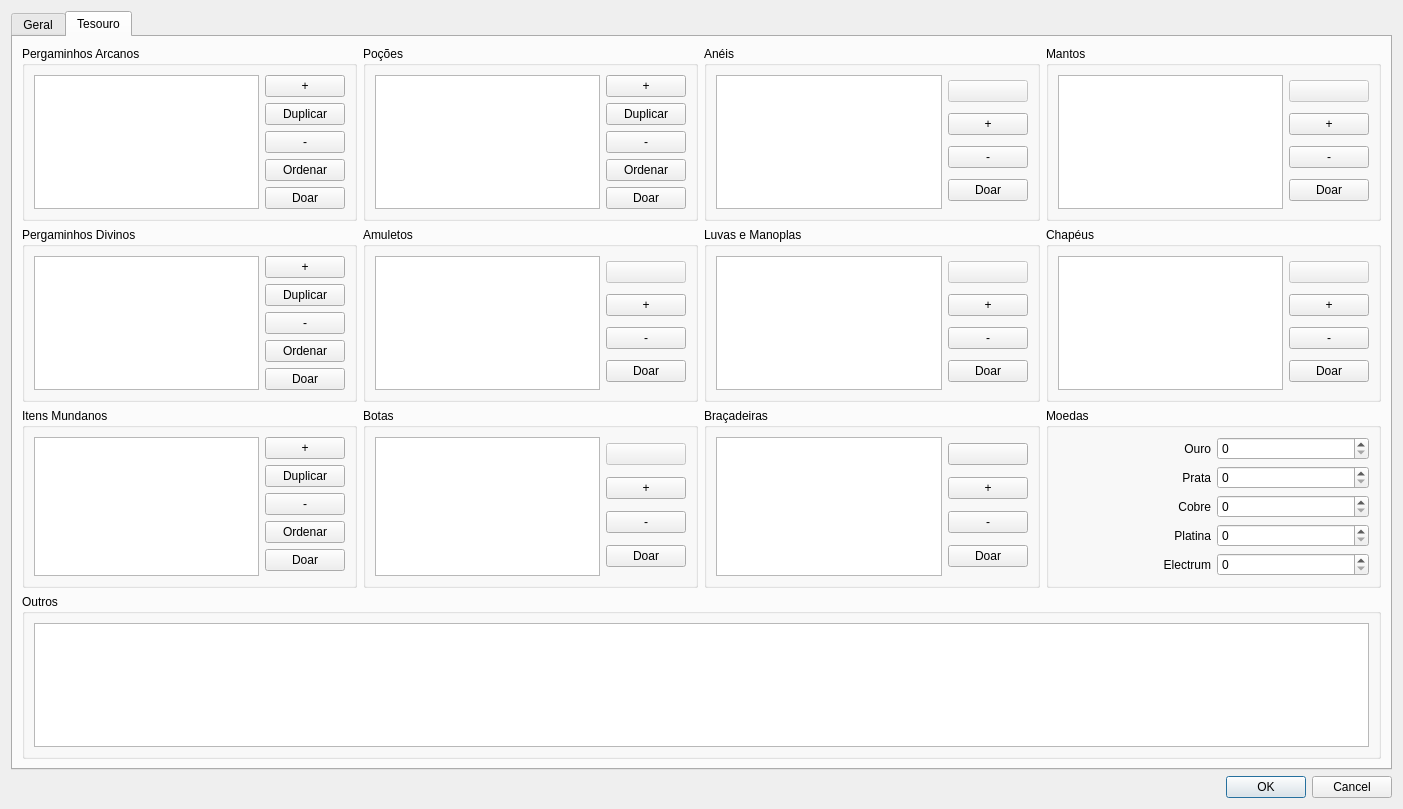
Before: the Qt Designer form ifg/qt/ui/forma.ui in matferib/tabuleiro-virtual, drawn with Qt 5.
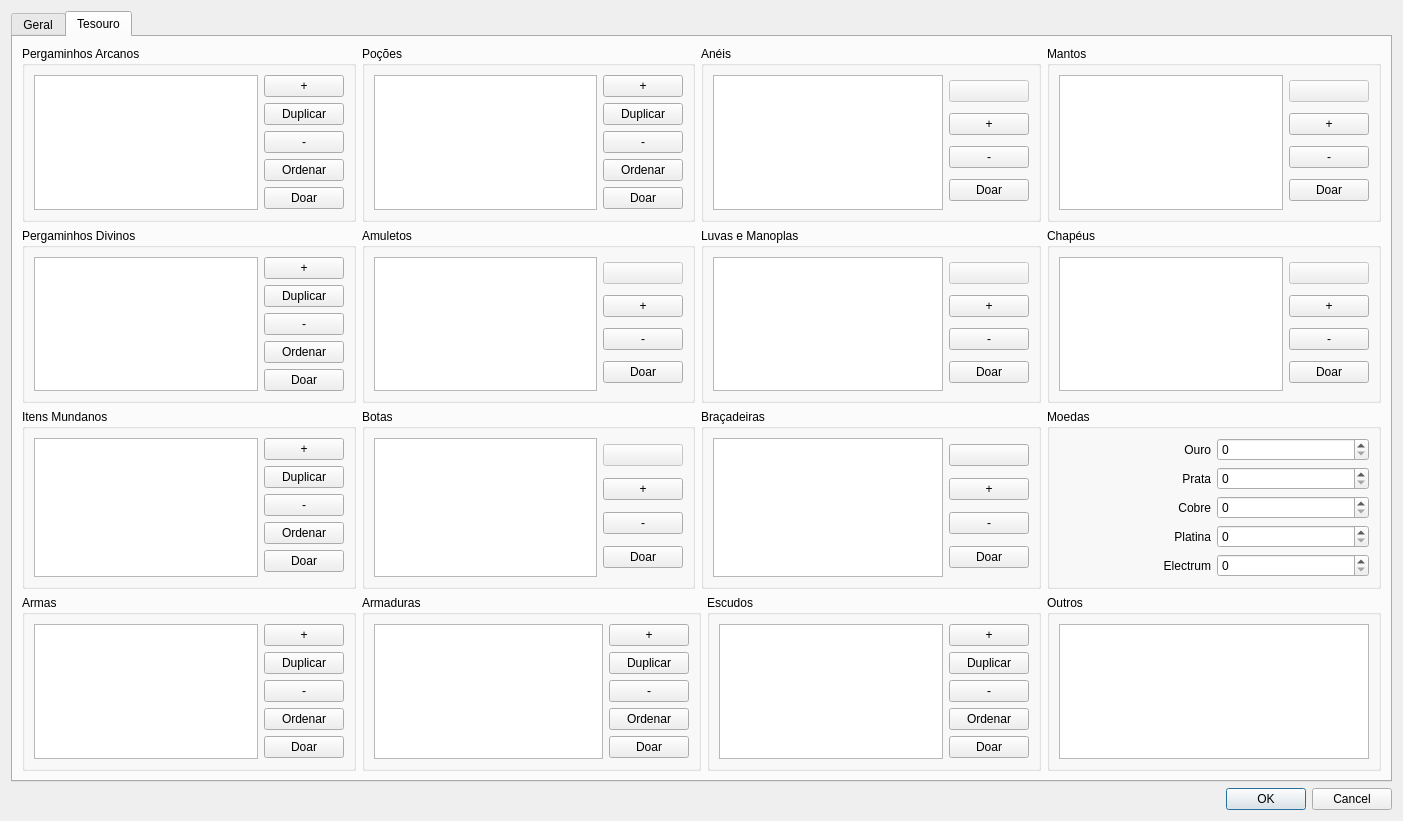
After: the same form once the commit is applied. The open tabs and pages were chosen to show the change.

Commit message: inicio de UI de armas/armaduras/escudos

What changed in the file:
```diff
--- a/ifg/qt/ui/forma.ui
+++ b/ifg/qt/ui/forma.ui
@@ -1145,6 +1145,57 @@
        <string>Tesouro</string>
       </attribute>
       <layout class="QGridLayout" name="gridLayout_5">
+       <item row="0" column="0">
+        <widget class="QGroupBox" name="groupBox_15">
+         <property name="title">
+          <string>Pergaminhos Arcanos</string>
+         </property>
+         <layout class="QHBoxLayout" name="horizontalLayout_60">
+          <item>
+           <widget class="QListWidget" name="lista_pergaminhos_arcanos"/>
+          </item>
+          <item>
+           <layout class="QVBoxLayout" name="verticalLayout_23">
+            <item>
+             <widget class="QPushButton" name="botao_adicionar_pergaminho_arcano">
+              <property name="text">
+               <string>+</string>
+              </property>
+             </widget>
+            </item>
+            <item>
+             <widget class="QPushButton" name="botao_duplicar_pergaminho_arcano">
+              <property name="text">
+               <string>Duplicar</string>
+              </property>
+             </widget>
+            </item>
+            <item>
+             <widget class="QPushButton" name="botao_remover_pergaminho_arcano">
+              <property name="text">
+               <string>-</string>
+              </property>
+             </widget>
+            </item>
+            <item>
+             <widget class="QPushButton" name="botao_ordenar_pergaminhos_arcanos">
+              <property name="text">
+               <string>Ordenar</string>
+              </property>
+             </widget>
+            </item>
+            <item>
+             <widget class="QPushButton" name="botao_doar_pergaminho_arcano">
+              <property name="text">
+               <string>Doar</string>
+              </property>
+             </widget>
+            </item>
+           </layout>
+          </item>
+         </layout>
+        </widget>
+       </item>
        <item row="0" column="1">
         <widget class="QGroupBox" name="groupBox_14">
          <property name="title">
@@ -1208,6 +1259,319 @@
          </layout>
         </widget>
        </item>
+       <item row="0" column="2" colspan="2">
+        <widget class="QGroupBox" name="groupBox_17">
+         <property name="title">
+          <string>Anéis</string>
+         </property>
+         <layout class="QHBoxLayout" name="horizontalLayout_62">
+          <item>
+           <widget class="QListWidget" name="lista_aneis"/>
+          </item>
+          <item>
+           <layout class="QVBoxLayout" name="verticalLayout_10">
+            <item>
+             <widget class="QPushButton" name="botao_usar_anel">
+              <property name="enabled">
+               <bool>false</bool>
+              </property>
+              <property name="toolTip">
+               <string>Usar/retirar anel</string>
+              </property>
+              <property name="text">
+               <string/>
+              </property>
+             </widget>
+            </item>
+            <item>
+             <widget class="QPushButton" name="botao_adicionar_anel">
+              <property name="text">
+               <string>+</string>
+              </property>
+             </widget>
+            </item>
+            <item>
+             <widget class="QPushButton" name="botao_remover_anel">
+              <property name="text">
+               <string>-</string>
+              </property>
+             </widget>
+            </item>
+            <item>
+             <widget class="QPushButton" name="botao_doar_anel">
+              <property name="text">
+               <string>Doar</string>
+              </property>
+             </widget>
+            </item>
+           </layout>
+          </item>
+         </layout>
+        </widget>
+       </item>
+       <item row="0" column="4">
+        <widget class="QGroupBox" name="groupBox_20">
+         <property name="title">
+          <string>Mantos</string>
+         </property>
+         <layout class="QHBoxLayout" name="horizontalLayout_65">
+          <item>
+           <widget class="QListWidget" name="lista_mantos"/>
+          </item>
+          <item>
+           <layout class="QVBoxLayout" name="verticalLayout_9">
+            <item>
+             <widget class="QPushButton" name="botao_usar_manto">
+              <property name="enabled">
+               <bool>false</bool>
+              </property>
+              <property name="sizePolicy">
+               <sizepolicy hsizetype="Minimum" vsizetype="Fixed">
+                <horstretch>0</horstretch>
+                <verstretch>0</verstretch>
+               </sizepolicy>
+              </property>
+              <property name="toolTip">
+               <string>Usar/retirar anel</string>
+              </property>
+              <property name="text">
+               <string/>
+              </property>
+             </widget>
+            </item>
+            <item>
+             <widget class="QPushButton" name="botao_adicionar_manto">
+              <property name="sizePolicy">
+               <sizepolicy hsizetype="Minimum" vsizetype="Fixed">
+                <horstretch>0</horstretch>
+                <verstretch>0</verstretch>
+               </sizepolicy>
+              </property>
+              <property name="text">
+               <string>+</string>
+              </property>
+             </widget>
+            </item>
+            <item>
+             <widget class="QPushButton" name="botao_remover_manto">
+              <property name="sizePolicy">
+               <sizepolicy hsizetype="Minimum" vsizetype="Fixed">
+                <horstretch>0</horstretch>
+                <verstretch>0</verstretch>
+               </sizepolicy>
+              </property>
+              <property name="text">
+               <string>-</string>
+              </property>
+             </widget>
+            </item>
+            <item>
+             <widget class="QPushButton" name="botao_doar_manto">
+              <property name="text">
+               <string>Doar</string>
+              </property>
+             </widget>
+            </item>
+           </layout>
+          </item>
+         </layout>
+        </widget>
+       </item>
+       <item row="1" column="0">
+        <widget class="QGroupBox" name="groupBox_16">
+         <property name="title">
+          <string>Pergaminhos Divinos</string>
+         </property>
+         <layout class="QHBoxLayout" name="horizontalLayout_61">
+          <item>
+           <widget class="QListWidget" name="lista_pergaminhos_divinos"/>
+          </item>
+          <item>
+           <layout class="QVBoxLayout" name="verticalLayout_24">
+            <item>
+             <widget class="QPushButton" name="botao_adicionar_pergaminho_divino">
+              <property name="text">
+               <string>+</string>
+              </property>
+             </widget>
+            </item>
+            <item>
+             <widget class="QPushButton" name="botao_duplicar_pergaminho_divino">
+              <property name="text">
+               <string>Duplicar</string>
+              </property>
+             </widget>
+            </item>
+            <item>
+             <widget class="QPushButton" name="botao_remover_pergaminho_divino">
+              <property name="text">
+               <string>-</string>
+              </property>
+             </widget>
+            </item>
+            <item>
+             <widget class="QPushButton" name="botao_ordenar_pergaminhos_divinos">
+              <property name="text">
+               <string>Ordenar</string>
+              </property>
+             </widget>
+            </item>
+            <item>
+             <widget class="QPushButton" name="botao_doar_pergaminho_divino">
+              <property name="text">
+               <string>Doar</string>
+              </property>
+             </widget>
+            </item>
+           </layout>
+          </item>
+         </layout>
+        </widget>
+       </item>
+       <item row="1" column="1">
+        <widget class="QGroupBox" name="groupBox_13">
+         <property name="title">
+          <string>Amuletos</string>
+         </property>
+         <layout class="QHBoxLayout" name="horizontalLayout_58">
+          <item>
+           <widget class="QListWidget" name="lista_amuletos"/>
+          </item>
+          <item>
+           <layout class="QVBoxLayout" name="verticalLayout_19">
+            <item>
+             <widget class="QPushButton" name="botao_usar_amuleto">
+              <property name="enabled">
+               <bool>false</bool>
+              </property>
+              <property name="text">
+               <string/>
+              </property>
+             </widget>
+            </item>
+            <item>
+             <widget class="QPushButton" name="botao_adicionar_amuleto">
+              <property name="text">
+               <string>+</string>
+              </property>
+             </widget>
+            </item>
+            <item>
+             <widget class="QPushButton" name="botao_remover_amuleto">
+              <property name="text">
+               <string>-</string>
+              </property>
+             </widget>
+            </item>
+            <item>
+             <widget class="QPushButton" name="botao_doar_amuleto">
+              <property name="text">
+               <string>Doar</string>
+              </property>
+             </widget>
+            </item>
+           </layout>
+          </item>
+         </layout>
+        </widget>
+       </item>
+       <item row="1" column="2" colspan="2">
+        <widget class="QGroupBox" name="groupBox_18">
+         <property name="title">
+          <string>Luvas e Manoplas</string>
+         </property>
+         <layout class="QHBoxLayout" name="horizontalLayout_63">
+          <item>
+           <widget class="QListWidget" name="lista_luvas"/>
+          </item>
+          <item>
+           <layout class="QVBoxLayout" name="verticalLayout_8">
+            <item>
+             <widget class="QPushButton" name="botao_usar_luvas">
+              <property name="enabled">
+               <bool>false</bool>
+              </property>
+              <property name="toolTip">
+               <string>Usar/retirar anel</string>
+              </property>
+              <property name="text">
+               <string/>
+              </property>
+             </widget>
+            </item>
+            <item>
+             <widget class="QPushButton" name="botao_adicionar_luvas">
+              <property name="text">
+               <string>+</string>
+              </property>
+             </widget>
+            </item>
+            <item>
+             <widget class="QPushButton" name="botao_remover_luvas">
+              <property name="text">
+               <string>-</string>
+              </property>
+             </widget>
+            </item>
+            <item>
+             <widget class="QPushButton" name="botao_doar_luvas">
+              <property name="text">
+               <string>Doar</string>
+              </property>
+             </widget>
+            </item>
+           </layout>
+          </item>
+         </layout>
+        </widget>
+       </item>
+       <item row="1" column="4">
+        <widget class="QGroupBox" name="groupBox_19">
+         <property name="title">
+          <string>Chapéus</string>
+         </property>
+         <layout class="QHBoxLayout" name="horizontalLayout_64">
+          <item>
+           <widget class="QListWidget" name="lista_chapeus"/>
+          </item>
+          <item>
+           <layout class="QVBoxLayout" name="verticalLayout_20">
+            <item>
+             <widget class="QPushButton" name="botao_vestir_chapeu">
+              <property name="enabled">
+               <bool>false</bool>
+              </property>
+              <property name="text">
+               <string/>
+              </property>
+             </widget>
+            </item>
+            <item>
+             <widget class="QPushButton" name="botao_adicionar_chapeu">
+              <property name="text">
+               <string>+</string>
+              </property>
+             </widget>
+            </item>
+            <item>
+             <widget class="QPushButton" name="botao_remover_chapeu">
+              <property name="text">
+               <string>-</string>
+              </property>
+             </widget>
+            </item>
+            <item>
+             <widget class="QPushButton" name="botao_doar_chapeu">
+              <property name="text">
+               <string>Doar</string>
+              </property>
+             </widget>
+            </item>
+           </layout>
+          </item>
+         </layout>
+        </widget>
+       </item>
        <item row="2" column="0">
         <widget class="QGroupBox" name="groupBox_23">
          <property name="title">
@@ -1271,56 +1635,6 @@
          </layout>
         </widget>
        </item>
-       <item row="0" column="2">
-        <widget class="QGroupBox" name="groupBox_17">
-         <property name="title">
-          <string>Anéis</string>
-         </property>
-         <layout class="QHBoxLayout" name="horizontalLayout_62">
-          <item>
-           <widget class="QListWidget" name="lista_aneis"/>
-          </item>
-          <item>
-           <layout class="QVBoxLayout" name="verticalLayout_10">
-            <item>
-             <widget class="QPushButton" name="botao_usar_anel">
-              <property name="enabled">
-               <bool>false</bool>
-              </property>
-              <property name="toolTip">
-               <string>Usar/retirar anel</string>
-              </property>
-              <property name="text">
-               <string/>
-              </property>
-             </widget>
-            </item>
-            <item>
-             <widget class="QPushButton" name="botao_adicionar_anel">
-              <property name="text">
-               <string>+</string>
-              </property>
-             </widget>
-            </item>
-            <item>
-             <widget class="QPushButton" name="botao_remover_anel">
-              <property name="text">
-               <string>-</string>
-              </property>
-             </widget>
-            </item>
-            <item>
-             <widget class="QPushButton" name="botao_doar_anel">
-              <property name="text">
-               <string>Doar</string>
-              </property>
-             </widget>
-            </item>
-           </layout>
-          </item>
-         </layout>
-        </widget>
-       </item>
        <item row="2" column="1">
         <widget class="QGroupBox" name="groupBox_12">
          <property name="title">
@@ -1368,152 +1682,7 @@
          </layout>
         </widget>
        </item>
-       <item row="1" column="3">
-        <widget class="QGroupBox" name="groupBox_19">
-         <property name="title">
-          <string>Chapéus</string>
-         </property>
-         <layout class="QHBoxLayout" name="horizontalLayout_64">
-          <item>
-           <widget class="QListWidget" name="lista_chapeus"/>
-          </item>
-          <item>
-           <layout class="QVBoxLayout" name="verticalLayout_20">
-            <item>
-             <widget class="QPushButton" name="botao_vestir_chapeu">
-              <property name="enabled">
-               <bool>false</bool>
-              </property>
-              <property name="text">
-               <string/>
-              </property>
-             </widget>
-            </item>
-            <item>
-             <widget class="QPushButton" name="botao_adicionar_chapeu">
-              <property name="text">
-               <string>+</string>
-              </property>
-             </widget>
-            </item>
-            <item>
-             <widget class="QPushButton" name="botao_remover_chapeu">
-              <property name="text">
-               <string>-</string>
-              </property>
-             </widget>
-            </item>
-            <item>
-             <widget class="QPushButton" name="botao_doar_chapeu">
-              <property name="text">
-               <string>Doar</string>
-              </property>
-             </widget>
-            </item>
-           </layout>
-          </item>
-         </layout>
-        </widget>
-       </item>
-       <item row="0" column="0">
-        <widget class="QGroupBox" name="groupBox_15">
-         <property name="title">
-          <string>Pergaminhos Arcanos</string>
-         </property>
-         <layout class="QHBoxLayout" name="horizontalLayout_60">
-          <item>
-           <widget class="QListWidget" name="lista_pergaminhos_arcanos"/>
-          </item>
-          <item>
-           <layout class="QVBoxLayout" name="verticalLayout_23">
-            <item>
-             <widget class="QPushButton" name="botao_adicionar_pergaminho_arcano">
-              <property name="text">
-               <string>+</string>
-              </property>
-             </widget>
-            </item>
-            <item>
-             <widget class="QPushButton" name="botao_duplicar_pergaminho_arcano">
-              <property name="text">
-               <string>Duplicar</string>
-              </property>
-             </widget>
-            </item>
-            <item>
-             <widget class="QPushButton" name="botao_remover_pergaminho_arcano">
-              <property name="text">
-               <string>-</string>
-              </property>
-             </widget>
-            </item>
-            <item>
-             <widget class="QPushButton" name="botao_ordenar_pergaminhos_arcanos">
-              <property name="text">
-               <string>Ordenar</string>
-              </property>
-             </widget>
-            </item>
-            <item>
-             <widget class="QPushButton" name="botao_doar_pergaminho_arcano">
-              <property name="text">
-               <string>Doar</string>
-              </property>
-             </widget>
-            </item>
-           </layout>
-          </item>
-         </layout>
-        </widget>
-       </item>
-       <item row="1" column="1">
-        <widget class="QGroupBox" name="groupBox_13">
-         <property name="title">
-          <string>Amuletos</string>
-         </property>
-         <layout class="QHBoxLayout" name="horizontalLayout_58">
-          <item>
-           <widget class="QListWidget" name="lista_amuletos"/>
-          </item>
-          <item>
-           <layout class="QVBoxLayout" name="verticalLayout_19">
-            <item>
-             <widget class="QPushButton" name="botao_usar_amuleto">
-              <property name="enabled">
-               <bool>false</bool>
-              </property>
-              <property name="text">
-               <string/>
-              </property>
-             </widget>
-            </item>
-            <item>
-             <widget class="QPushButton" name="botao_adicionar_amuleto">
-              <property name="text">
-               <string>+</string>
-              </property>
-             </widget>
-            </item>
-            <item>
-             <widget class="QPushButton" name="botao_remover_amuleto">
-              <property name="text">
-               <string>-</string>
-              </property>
-             </widget>
-            </item>
-            <item>
-             <widget class="QPushButton" name="botao_doar_amuleto">
-              <property name="text">
-               <string>Doar</string>
-              </property>
-             </widget>
-            </item>
-           </layout>
-          </item>
-         </layout>
-        </widget>
-       </item>
-       <item row="2" column="2">
+       <item row="2" column="2" colspan="2">
         <widget class="QGroupBox" name="groupBox_22">
          <property name="title">
           <string>Braçadeiras</string>
@@ -1560,176 +1729,7 @@
          </layout>
         </widget>
        </item>
-       <item row="0" column="3">
-        <widget class="QGroupBox" name="groupBox_20">
-         <property name="title">
-          <string>Mantos</string>
-         </property>
-         <layout class="QHBoxLayout" name="horizontalLayout_65">
-          <item>
-           <widget class="QListWidget" name="lista_mantos"/>
-          </item>
-          <item>
-           <layout class="QVBoxLayout" name="verticalLayout_9">
-            <item>
-             <widget class="QPushButton" name="botao_usar_manto">
-              <property name="enabled">
-               <bool>false</bool>
-              </property>
-              <property name="sizePolicy">
-               <sizepolicy hsizetype="Minimum" vsizetype="Fixed">
-                <horstretch>0</horstretch>
-                <verstretch>0</verstretch>
-               </sizepolicy>
-              </property>
-              <property name="toolTip">
-               <string>Usar/retirar anel</string>
-              </property>
-              <property name="text">
-               <string/>
-              </property>
-             </widget>
-            </item>
-            <item>
-             <widget class="QPushButton" name="botao_adicionar_manto">
-              <property name="sizePolicy">
-               <sizepolicy hsizetype="Minimum" vsizetype="Fixed">
-                <horstretch>0</horstretch>
-                <verstretch>0</verstretch>
-               </sizepolicy>
-              </property>
-              <property name="text">
-               <string>+</string>
-              </property>
-             </widget>
-            </item>
-            <item>
-             <widget class="QPushButton" name="botao_remover_manto">
-              <property name="sizePolicy">
-               <sizepolicy hsizetype="Minimum" vsizetype="Fixed">
-                <horstretch>0</horstretch>
-                <verstretch>0</verstretch>
-               </sizepolicy>
-              </property>
-              <property name="text">
-               <string>-</string>
-              </property>
-             </widget>
-            </item>
-            <item>
-             <widget class="QPushButton" name="botao_doar_manto">
-              <property name="text">
-               <string>Doar</string>
-              </property>
-             </widget>
-            </item>
-           </layout>
-          </item>
-         </layout>
-        </widget>
-       </item>
-       <item row="1" column="2">
-        <widget class="QGroupBox" name="groupBox_18">
-         <property name="title">
-          <string>Luvas e Manoplas</string>
-         </property>
-         <layout class="QHBoxLayout" name="horizontalLayout_63">
-          <item>
-           <widget class="QListWidget" name="lista_luvas"/>
-          </item>
-          <item>
-           <layout class="QVBoxLayout" name="verticalLayout_8">
-            <item>
-             <widget class="QPushButton" name="botao_usar_luvas">
-              <property name="enabled">
-               <bool>false</bool>
-              </property>
-              <property name="toolTip">
-               <string>Usar/retirar anel</string>
-              </property>
-              <property name="text">
-               <string/>
-              </property>
-             </widget>
-            </item>
-            <item>
-             <widget class="QPushButton" name="botao_adicionar_luvas">
-              <property name="text">
-               <string>+</string>
-              </property>
-             </widget>
-            </item>
-            <item>
-             <widget class="QPushButton" name="botao_remover_luvas">
-              <property name="text">
-               <string>-</string>
-              </property>
-             </widget>
-            </item>
-            <item>
-             <widget class="QPushButton" name="botao_doar_luvas">
-              <property name="text">
-               <string>Doar</string>
-              </property>
-             </widget>
-            </item>
-           </layout>
-          </item>
-         </layout>
-        </widget>
-       </item>
-       <item row="1" column="0">
-        <widget class="QGroupBox" name="groupBox_16">
-         <property name="title">
-          <string>Pergaminhos Divinos</string>
-         </property>
-         <layout class="QHBoxLayout" name="horizontalLayout_61">
-          <item>
-           <widget class="QListWidget" name="lista_pergaminhos_divinos"/>
-          </item>
-          <item>
-           <layout class="QVBoxLayout" name="verticalLayout_24">
-            <item>
-             <widget class="QPushButton" name="botao_adicionar_pergaminho_divino">
-              <property name="text">
-               <string>+</string>
-              </property>
-             </widget>
-            </item>
-            <item>
-             <widget class="QPushButton" name="botao_duplicar_pergaminho_divino">
-              <property name="text">
-               <string>Duplicar</string>
-              </property>
-             </widget>
-            </item>
-            <item>
-             <widget class="QPushButton" name="botao_remover_pergaminho_divino">
-              <property name="text">
-               <string>-</string>
-              </property>
-             </widget>
-            </item>
-            <item>
-             <widget class="QPushButton" name="botao_ordenar_pergaminhos_divinos">
-              <property name="text">
-               <string>Ordenar</string>
-              </property>
-             </widget>
-            </item>
-            <item>
-             <widget class="QPushButton" name="botao_doar_pergaminho_divino">
-              <property name="text">
-               <string>Doar</string>
-              </property>
-             </widget>
-            </item>
-           </layout>
-          </item>
-         </layout>
-        </widget>
-       </item>
-       <item row="2" column="3">
+       <item row="2" column="4">
         <widget class="QGroupBox" name="groupBox_11">
          <property name="title">
           <string>Moedas</string>
@@ -1843,7 +1843,160 @@
          </layout>
         </widget>
        </item>
-       <item row="3" column="0" colspan="4">
+       <item row="3" column="0">
+        <widget class="QGroupBox" name="groupBox_24">
+         <property name="title">
+          <string>Armas</string>
+         </property>
+         <layout class="QHBoxLayout" name="horizontalLayout_73">
+          <item>
+           <widget class="QListWidget" name="lista_armas"/>
+          </item>
+          <item>
+           <layout class="QVBoxLayout" name="verticalLayout_29">
+            <item>
+             <widget class="QPushButton" name="botao_adicionar_arma">
+              <property name="text">
+               <string>+</string>
+              </property>
+             </widget>
+            </item>
+            <item>
+             <widget class="QPushButton" name="botao_duplicar_arma">
+              <property name="text">
+               <string>Duplicar</string>
+              </property>
+             </widget>
+            </item>
+            <item>
+             <widget class="QPushButton" name="botao_remover_arma">
+              <property name="text">
+               <string>-</string>
+              </property>
+             </widget>
+            </item>
+            <item>
+             <widget class="QPushButton" name="botao_ordenar_armas">
+              <property name="text">
+               <string>Ordenar</string>
+              </property>
+             </widget>
+            </item>
+            <item>
+             <widget class="QPushButton" name="botao_doar_arma">
+              <property name="text">
+               <string>Doar</string>
+              </property>
+             </widget>
+            </item>
+           </layout>
+          </item>
+         </layout>
+        </widget>
+       </item>
+       <item row="3" column="1" colspan="2">
+        <widget class="QGroupBox" name="groupBox_25">
+         <property name="title">
+          <string>Armaduras</string>
+         </property>
+         <layout class="QHBoxLayout" name="horizontalLayout_74">
+          <item>
+           <widget class="QListWidget" name="lista_armaduras"/>
+          </item>
+          <item>
+           <layout class="QVBoxLayout" name="verticalLayout_30">
+            <item>
+             <widget class="QPushButton" name="botao_adicionar_armadura">
+              <property name="text">
+               <string>+</string>
+              </property>
+             </widget>
+            </item>
+            <item>
+             <widget class="QPushButton" name="botao_duplicar_armadura">
+              <property name="text">
+               <string>Duplicar</string>
+              </property>
+             </widget>
+            </item>
+            <item>
+             <widget class="QPushButton" name="botao_remover_armadura">
+              <property name="text">
+               <string>-</string>
+              </property>
+             </widget>
+            </item>
+            <item>
+             <widget class="QPushButton" name="botao_ordenar_armaduras">
+              <property name="text">
+               <string>Ordenar</string>
+              </property>
+             </widget>
+            </item>
+            <item>
+             <widget class="QPushButton" name="botao_doar_armadura">
+              <property name="text">
+               <string>Doar</string>
+              </property>
+             </widget>
+            </item>
+           </layout>
+          </item>
+         </layout>
+        </widget>
+       </item>
+       <item row="3" column="3">
+        <widget class="QGroupBox" name="groupBox_26">
+         <property name="title">
+          <string>Escudos</string>
+         </property>
+         <layout class="QHBoxLayout" name="horizontalLayout_75">
+          <item>
+           <widget class="QListWidget" name="lista_escudos"/>
+          </item>
+          <item>
+           <layout class="QVBoxLayout" name="verticalLayout_31">
+            <item>
+             <widget class="QPushButton" name="botao_adicionar_escudo">
+              <property name="text">
+               <string>+</string>
+              </property>
+             </widget>
+            </item>
+            <item>
+             <widget class="QPushButton" name="botao_duplicar_escudo">
+              <property name="text">
+               <string>Duplicar</string>
+              </property>
+             </widget>
+            </item>
+            <item>
+             <widget class="QPushButton" name="botao_remover_escudo">
+              <property name="text">
+               <string>-</string>
+              </property>
+             </widget>
+            </item>
+            <item>
+             <widget class="QPushButton" name="botao_ordenar_escudo">
+              <property name="text">
+               <string>Ordenar</string>
+              </property>
+             </widget>
+            </item>
+            <item>
+             <widget class="QPushButton" name="botao_doar_escudo">
+              <property name="text">
+               <string>Doar</string>
+              </property>
+             </widget>
+            </item>
+           </layout>
+          </item>
+         </layout>
+        </widget>
+       </item>
+       <item row="3" column="4">
         <widget class="QGroupBox" name="groupBox_21">
          <property name="title">
           <string>Outros</string>
```
The commit also changes 9 other files.
